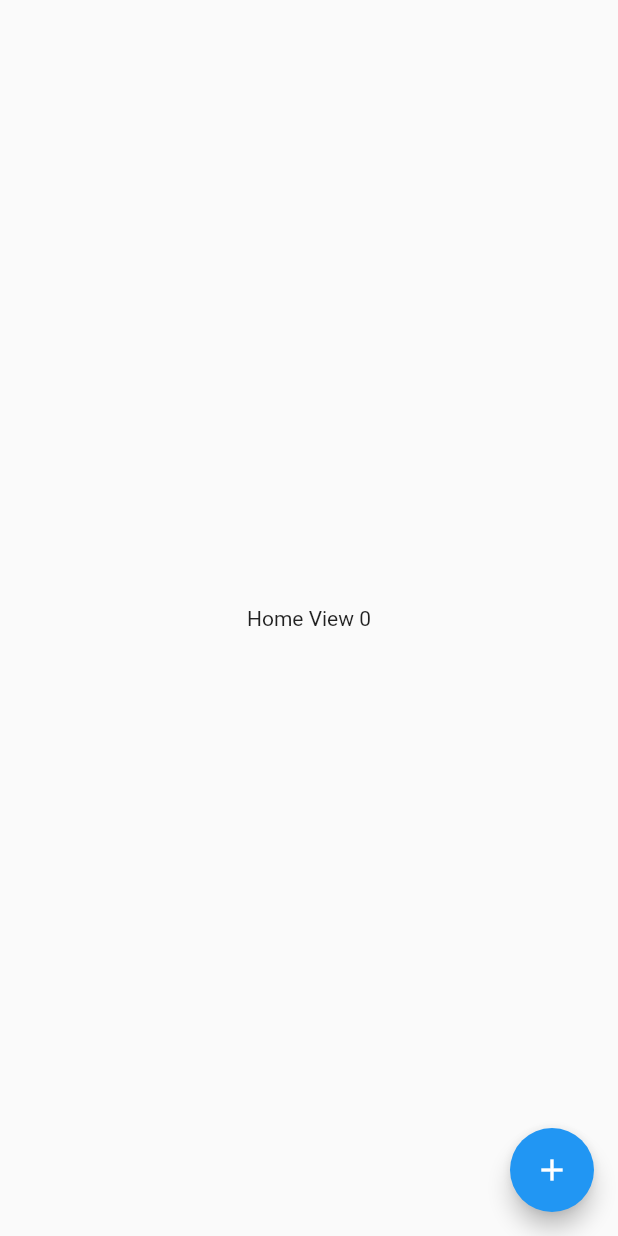
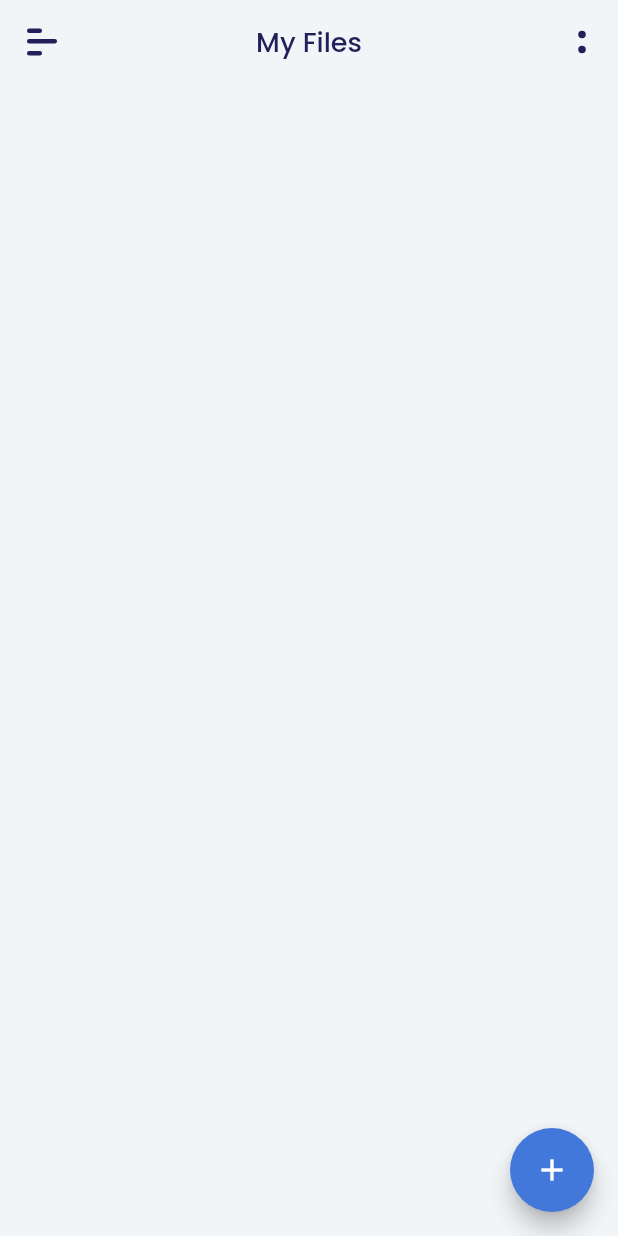
Before and after one commit to joeeasy/file_explorer, a Flutter app: the screen it shows after launch, on a phone screen of 412 x 824 dp. Run offline on Flutter 3.47's test engine with Material 2 defaults, Android fonts, the phone set to English and light mode, and no system bars; our stand-ins replace auto_route, flutter_svg, get_it, google_fonts, injectable, stacked and 1 more; missing offline and left inert: observable_ish.

Commit message:
setup reusable appbar

```diff
--- /dev/null
+++ b/lib/constants/colors.dart
@@ -0,0 +1,5 @@
+import 'dart:ui';
+
+const backgroundColor = Color(0xffF2F5F8);
+const brandPrimary = Color(0xff4378DB);
+const headerTextColor = Color(0xff21205A);
--- /dev/null
+++ b/lib/constants/constants.dart
@@ -0,0 +1,10 @@
+const menuIcon = 'assets/icons/menu.svg';
+const optionIcon = 'assets/icons/option.svg';
+
+
+
+/*
+* String(Text) constants goes here
+*/
+
+const homeTitle = 'My Files';
--- a/lib/main.dart
+++ b/lib/main.dart
@@ -1,3 +1,4 @@
+import 'package:Explorer/constants/colors.dart';
 import 'package:flutter/material.dart';
 import 'package:Explorer/app/locator.dart';
 import 'package:Explorer/app/router.gr.dart';
@@ -13,9 +14,10 @@ class MyApp extends StatelessWidget {
   @override
   Widget build(BuildContext context) {
     return MaterialApp(
+      debugShowCheckedModeBanner: false,
       title: 'File Explorer',
       theme: ThemeData(
-        primarySwatch: Colors.blue,
+        accentColor:  brandPrimary,
         visualDensity: VisualDensity.adaptivePlatformDensity,
       ),
       initialRoute: Routes.homeViewRoute,
--- /dev/null
+++ b/lib/shared/shared_styling/style.dart
@@ -0,0 +1,13 @@
+
+
+import 'package:Explorer/constants/colors.dart';
+import 'package:flutter/material.dart';
+import 'package:google_fonts/google_fonts.dart';
+
+var headerStyle = GoogleFonts.poppins(
+  textStyle: TextStyle(
+    fontSize: 18,
+    fontWeight: FontWeight.w500,
+    color: headerTextColor,
+  ),
+);
--- /dev/null
+++ b/lib/shared/shared_widgets/explore_appbar.dart
@@ -0,0 +1,39 @@
+import 'package:flutter/material.dart';
+
+class BaseAppBar extends StatelessWidget implements PreferredSizeWidget {
+  final AppBar appBar;
+  final Color backgroundColor;
+  final double elevation;
+  final Widget title;
+  final Widget leading;
+  final List<Widget> actions;
+  final Brightness brightness;
+  final bool centerTitle;
+
+  BaseAppBar({
+    this.appBar,
+    this.backgroundColor,
+    this.elevation,
+    this.title,
+    this.leading,
+    this.actions,
+    this.brightness, this.centerTitle,
+  });
+
+  @override
+  Widget build(BuildContext context) {
+    return AppBar(
+      title: title,
+      centerTitle
+      : centerTitle,
+      leading: leading,
+      actions: actions,
+      backgroundColor: backgroundColor,
+      elevation: elevation,
+      brightness: brightness,
+    );
+  }
+
+  @override
+  Size get preferredSize => Size.fromHeight(appBar.preferredSize.height);
+}
--- a/lib/ui/view/home/home_view.dart
+++ b/lib/ui/view/home/home_view.dart
@@ -1,3 +1,8 @@
+import 'package:Explorer/constants/colors.dart';
+import 'package:Explorer/constants/constants.dart';
+import 'package:Explorer/shared/shared_styling/style.dart';
+import 'package:Explorer/shared/shared_widgets/explore_appbar.dart';
+import 'package:Explorer/utils/icon_utils.dart';
 import 'package:flutter/material.dart';
 import 'package:stacked/stacked.dart';
 
@@ -8,8 +13,32 @@ class HomeView extends StatelessWidget {
   Widget build(BuildContext context) {
     return ViewModelBuilder<HomeViewModel>.reactive(
       builder: (context, model, child) => Scaffold(
-        body: Center(child: Text(model.title),),
-        floatingActionButton: FloatingActionButton(onPressed: () => model.updateCounter(), child: Icon(Icons.add),),
+        backgroundColor: backgroundColor,
+        appBar: BaseAppBar(
+          appBar: AppBar(),
+          title: Text(
+            homeTitle,
+            style: headerStyle,
+          ),
+          centerTitle: true,
+          backgroundColor: backgroundColor,
+          elevation: 0,
+          leading: IconButton(
+            icon: loadAsset(
+                assetPath: menuIcon, isSvg: true, width: 24, height: 24),
+          ),
+          actions: <Widget>[
+            IconButton(
+              icon: loadAsset(
+                  assetPath: optionIcon, isSvg: true, height: 24, width: 24),
+            ),
+          ],
+        ),
+        body: Row(),
+        floatingActionButton: FloatingActionButton(
+          onPressed: () => model.updateCounter(),
+          child: Icon(Icons.add),
+        ),
       ),
       viewModelBuilder: () => HomeViewModel(),
     );
--- /dev/null
+++ b/lib/utils/icon_utils.dart
@@ -0,0 +1,17 @@
+import 'package:flutter/material.dart';
+import 'package:flutter_svg/svg.dart';
+
+Widget loadAsset(
+        {@required String assetPath,
+        @required bool isSvg,
+        double height,
+        double width}) =>
+    (isSvg != null && isSvg != false)
+        ? SvgPicture.asset(
+          assetPath,
+        )
+        : Image.asset(
+            assetPath,
+            height: height,
+            width: width,
+          );
```
Also changed, not shown: pubspec.yaml (+4 -30 lines), assets/icons/menu.svg (added), assets/icons/option.svg (added), lib/ui/view/home/home_view_style.dart (added), pubspec.lock, 1 other file.
